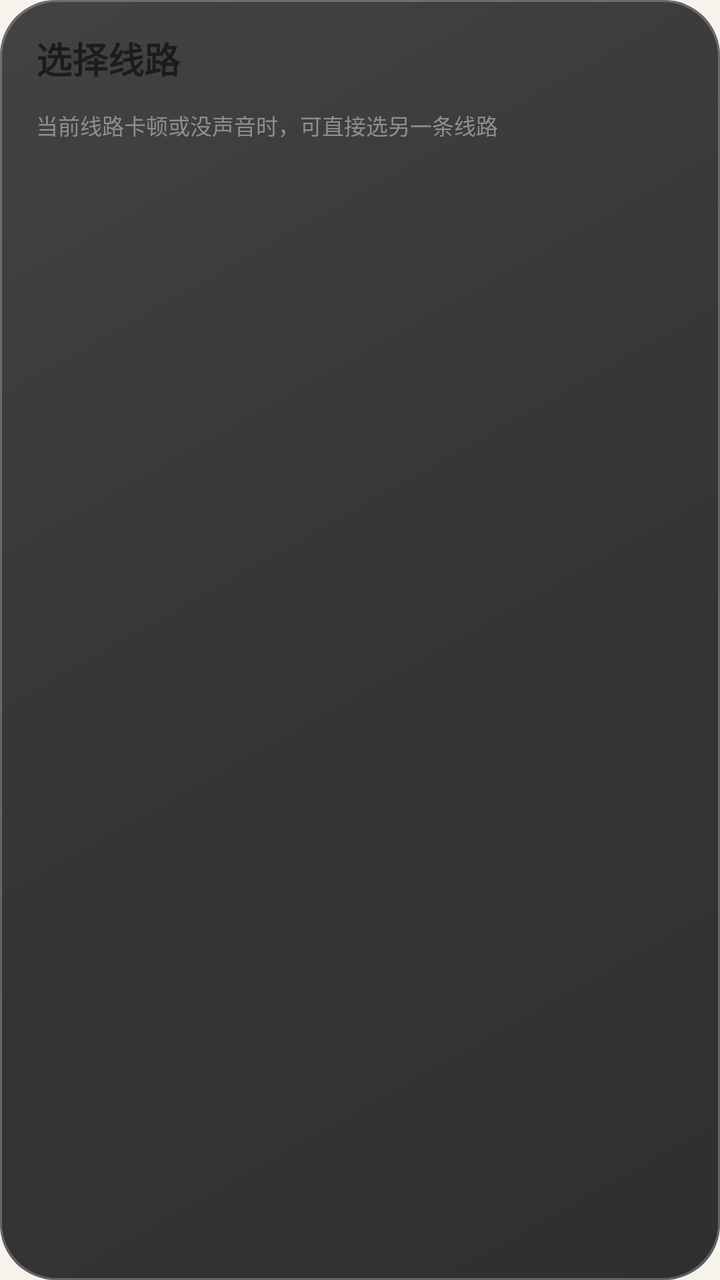
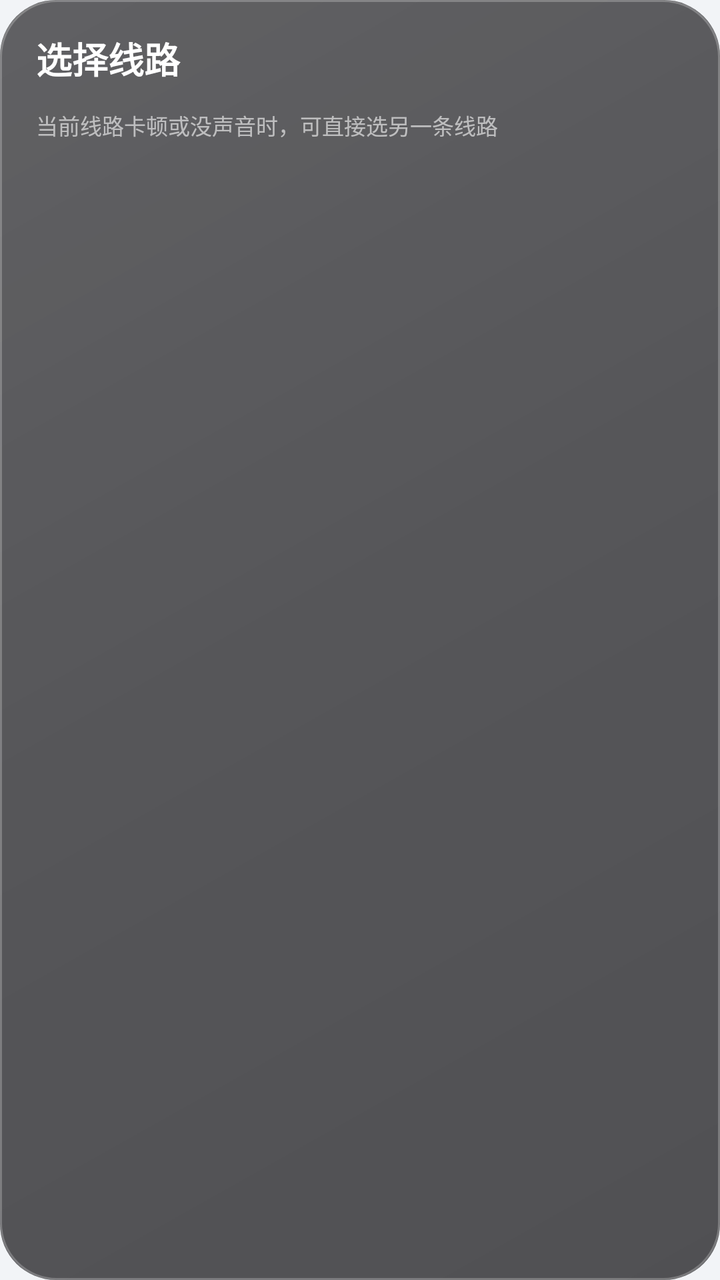

Two renders of the same Android screen: before a commit and after it. Below are the layout's source before the change and the commit's diff.
<!-- AndroidManifest.xml: application theme Theme.IPTVPlayer -->
<!-- res/layout/dialog_source_picker.xml -->
<?xml version="1.0" encoding="utf-8"?>
<LinearLayout xmlns:android="http://schemas.android.com/apk/res/android"
    android:layout_width="match_parent"
    android:layout_height="wrap_content"
    android:background="@drawable/bg_picker_glass"
    android:orientation="vertical"
    android:paddingStart="18dp"
    android:paddingTop="16dp"
    android:paddingEnd="18dp"
    android:paddingBottom="16dp">

    <TextView
        android:id="@+id/tvSourcePickerTitle"
        android:layout_width="match_parent"
        android:layout_height="wrap_content"
        android:layout_marginBottom="12dp"
        android:text="选择线路"
        android:textColor="@color/text_primary"
        android:textSize="@dimen/section_title"
        android:textStyle="bold" />

    <TextView
        android:id="@+id/tvSourcePickerHint"
        android:layout_width="match_parent"
        android:layout_height="wrap_content"
        android:layout_marginBottom="10dp"
        android:text="当前线路卡顿或没声音时，可直接选另一条线路"
        android:textColor="@color/text_hint"
        android:textSize="11sp" />

    <ScrollView
        android:id="@+id/svSourceList"
        android:layout_width="match_parent"
        android:layout_height="wrap_content"
        android:clipToPadding="false"
        android:scrollbars="none">

        <LinearLayout
            android:id="@+id/llSourceList"
            android:layout_width="match_parent"
            android:layout_height="wrap_content"
            android:orientation="vertical" />
    </ScrollView>
</LinearLayout>
<!-- resources referenced by this layout -->
<resources>
  <color name="text_hint">#FF8E8E93</color>
  <color name="text_primary">#FF1C1C1E</color>
  <dimen name="section_title">18sp</dimen>
  <!-- drawable bg_picker_glass (drawable) -->
  <?xml version="1.0" encoding="utf-8"?>
  <layer-list xmlns:android="http://schemas.android.com/apk/res/android">
  
      
      <item>
          <shape android:shape="rectangle">
              <solid android:color="#E61A1A1C" />
              <corners android:radius="28dp" />
          </shape>
      </item>
  
      
      <item>
          <shape android:shape="rectangle">
              <gradient
                  android:angle="315"
                  android:centerColor="#08FFFFFF"
                  android:endColor="#00FFFFFF"
                  android:startColor="#18FFFFFF"
                  android:type="linear" />
              <corners android:radius="28dp" />
          </shape>
      </item>
  
      
      <item>
          <shape android:shape="rectangle">
              <solid android:color="#00000000" />
              <stroke
                  android:width="1dp"
                  android:color="#3DFFFFFF" />
              <corners android:radius="28dp" />
          </shape>
      </item>
  </layer-list>
  <style name="Theme.IPTVPlayer" parent="Theme.MaterialComponents.NoActionBar">
          <item name="colorPrimary">@color/primary</item>
          <item name="colorPrimaryDark">@color/background</item>
          <item name="colorAccent">@color/accent</item>
          <item name="colorSecondary">@color/accent</item>
          <item name="android:windowBackground">@color/background</item>
          <item name="android:textColorPrimary">@color/text_primary</item>
          <item name="android:textColorSecondary">@color/text_secondary</item>
          <item name="android:textColorHint">@color/text_hint</item>
          <item name="android:windowNoTitle">true</item>
          <item name="android:windowFullscreen">false</item>
  
          
          <item name="alertDialogTheme">@style/Theme.IPTVPlayer.Dialog</item>
          <item name="materialAlertDialogTheme">@style/Theme.IPTVPlayer.Dialog</item>
      </style>
  <color name="primary">#FF007AFF</color>
  <color name="background">#FFF6F3EC</color>
  <color name="accent">#FF007AFF</color>
  <color name="text_secondary">#FF6E6E73</color>
  <style name="Theme.IPTVPlayer.Dialog" parent="ThemeOverlay.MaterialComponents.Dialog.Alert">
          <item name="colorSurface">@color/surface</item>
          <item name="colorOnSurface">@color/text_primary</item>
          <item name="colorPrimary">@color/primary</item>
          <item name="colorAccent">@color/primary</item>
          <item name="android:textColorPrimary">@color/text_primary</item>
          <item name="android:textColorSecondary">@color/text_secondary</item>
          <item name="android:textColorHint">@color/text_hint</item>
          <item name="android:windowBackground">@drawable/bg_dialog_dark</item>
          <item name="buttonBarPositiveButtonStyle">@style/DialogButton</item>
          <item name="buttonBarNegativeButtonStyle">@style/DialogButton</item>
          <item name="buttonBarNeutralButtonStyle">@style/DialogButton</item>
      </style>
  <color name="surface">#FFFFFDF8</color>
  <!-- drawable bg_dialog_dark (drawable) -->
  <?xml version="1.0" encoding="utf-8"?>
  <shape xmlns:android="http://schemas.android.com/apk/res/android"
      android:shape="rectangle">
      <solid android:color="#FFFFFDF8" />
      <corners android:radius="28dp" />
      <stroke
          android:width="1dp"
          android:color="#1A3A3528" />
  </shape>
  <style name="DialogButton" parent="Widget.MaterialComponents.Button.TextButton.Dialog">
          <item name="android:textColor">@color/primary</item>
          <item name="android:textSize">15sp</item>
      </style>
</resources>

<!-- the commit's change to res/layout/dialog_source_picker.xml (unified diff, before → after) -->
@@ -9,13 +9,14 @@
     android:paddingEnd="18dp"
     android:paddingBottom="16dp">
 
+    
     <TextView
         android:id="@+id/tvSourcePickerTitle"
         android:layout_width="match_parent"
         android:layout_height="wrap_content"
         android:layout_marginBottom="12dp"
         android:text="选择线路"
-        android:textColor="@color/text_primary"
+        android:textColor="#FFFFFFFF"
         android:textSize="@dimen/section_title"
         android:textStyle="bold" />
 
@@ -25,7 +26,7 @@
         android:layout_height="wrap_content"
         android:layout_marginBottom="10dp"
         android:text="当前线路卡顿或没声音时，可直接选另一条线路"
-        android:textColor="@color/text_hint"
+        android:textColor="#99FFFFFF"
         android:textSize="11sp" />
 
     <ScrollView
<!-- resource entries referenced after the edit -->
@@ -10,7 +10,7 @@
       
       <item>
           <shape android:shape="rectangle">
-              <solid android:color="#E61A1A1C" />
+              <solid android:color="#BF1A1A1C" />
               <corners android:radius="28dp" />
           </shape>
       </item>
@@ -56,7 +56,7 @@
           <item name="materialAlertDialogTheme">@style/Theme.IPTVPlayer.Dialog</item>
       </style>
   <color name="primary">#FF007AFF</color>
-  <color name="background">#FFF6F3EC</color>
+  <color name="background">#FFF2F4F7</color>
   <color name="accent">#FF007AFF</color>
   <color name="text_secondary">#FF6E6E73</color>
   <style name="Theme.IPTVPlayer.Dialog" parent="ThemeOverlay.MaterialComponents.Dialog.Alert">
@@ -72,16 +72,16 @@
           <item name="buttonBarNegativeButtonStyle">@style/DialogButton</item>
           <item name="buttonBarNeutralButtonStyle">@style/DialogButton</item>
       </style>
-  <color name="surface">#FFFFFDF8</color>
+  <color name="surface">#FFFFFFFF</color>
   <!-- drawable bg_dialog_dark (drawable) -->
   <?xml version="1.0" encoding="utf-8"?>
   <shape xmlns:android="http://schemas.android.com/apk/res/android"
       android:shape="rectangle">
-      <solid android:color="#FFFFFDF8" />
+      <solid android:color="#FFFFFFFF" />
       <corners android:radius="28dp" />
       <stroke
           android:width="1dp"
-          android:color="#1A3A3528" />
+          android:color="#1A2C3440" />
   </shape>
   <style name="DialogButton" parent="Widget.MaterialComponents.Button.TextButton.Dialog">
           <item name="android:textColor">@color/primary</item>
